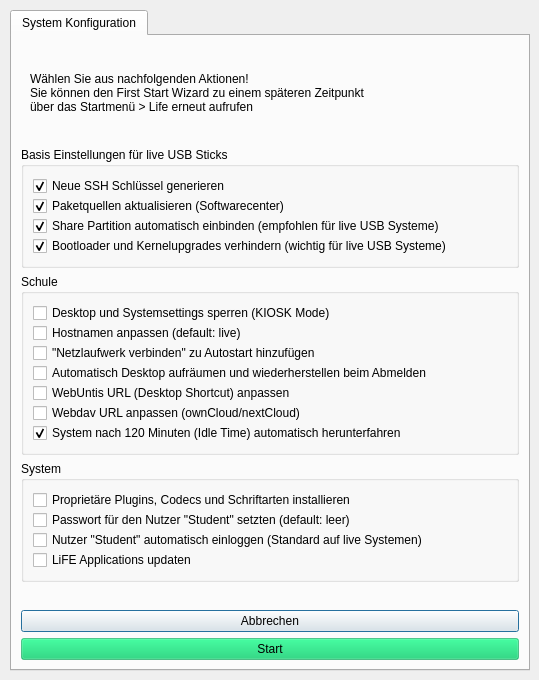
Before: the Qt Designer form firststart.ui in valueerrorx/life-firststart, drawn with Qt 5.
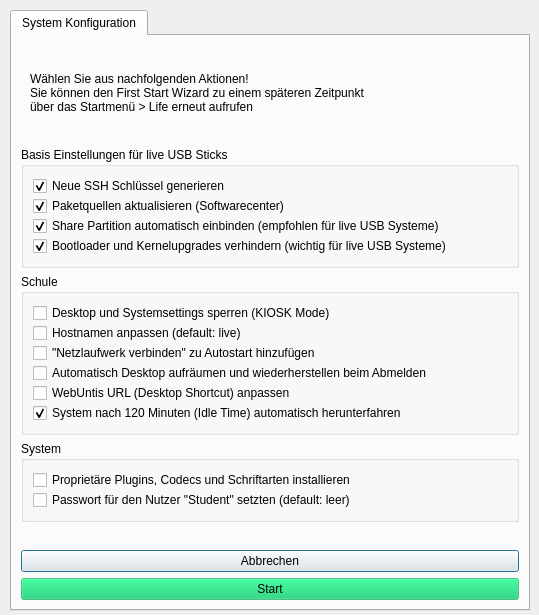
After: the same form once the commit is applied. Icons and pictures are not drawn.

Commit message: removed some options

The edit to the form file:
```diff
--- a/firststart.ui
+++ b/firststart.ui
@@ -8,7 +8,7 @@
     <x>0</x>
     <y>0</y>
     <width>539</width>
-    <height>680</height>
+    <height>615</height>
    </rect>
   </property>
   <property name="sizePolicy">
@@ -35,7 +35,7 @@
      <x>10</x>
      <y>10</y>
      <width>520</width>
-     <height>661</height>
+     <height>601</height>
     </rect>
    </property>
    <property name="minimumSize">
@@ -341,19 +341,6 @@
           </property>
          </widget>
         </item>
-        <item>
-         <widget class="QCheckBox" name="webdav">
-          <property name="toolTip">
-           <string>Das temporäre Einbinden einer Cloud Ressource geschieht über das WebDav Protokoll.&lt;br&gt;Die URL muss hierfür angegeben werden.</string>
-          </property>
-          <property name="text">
-           <string>Webdav URL anpassen (ownCloud/nextCloud)</string>
-          </property>
-          <property name="checked">
-           <bool>false</bool>
-          </property>
-         </widget>
-        </item>
         <item>
          <widget class="QCheckBox" name="savepower">
           <property name="text">
@@ -399,35 +386,6 @@
           </property>
          </widget>
         </item>
-        <item>
-         <widget class="QCheckBox" name="setuser">
-          <property name="enabled">
-           <bool>true</bool>
-          </property>
-          <property name="toolTip">
-           <string>&lt;html&gt;&lt;head/&gt;&lt;body&gt;&lt;p&gt;Wurde das System auf einem PC installiert, &lt;br/&gt;so muss für den vollen Funktionsumfang &lt;br/&gt;der Nutzer Student als Standnutzer gewählt werden. &lt;/p&gt;&lt;/body&gt;&lt;/html&gt;</string>
-          </property>
-          <property name="text">
-           <string>Nutzer &quot;Student&quot; automatisch einloggen (Standard auf live Systemen)</string>
-          </property>
-          <property name="checked">
-           <bool>false</bool>
-          </property>
-         </widget>
-        </item>
-        <item>
-         <widget class="QCheckBox" name="update">
-          <property name="toolTip">
-           <string>&lt;html&gt;&lt;head/&gt;&lt;body&gt;&lt;p&gt;Bringt die LiFE Applications auf neuesten Stand&lt;/p&gt;&lt;/body&gt;&lt;/html&gt;</string>
-          </property>
-          <property name="text">
-           <string>LiFE Applications updaten</string>
-          </property>
-          <property name="checked">
-           <bool>false</bool>
-          </property>
-         </widget>
-        </item>
        </layout>
       </widget>
      </item>
```
The commit also changes 2 other files.
